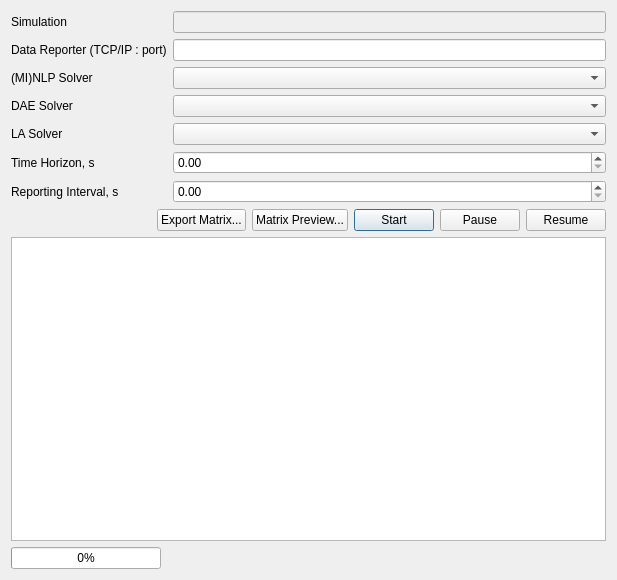
Before: the Qt Designer form trunk/daetools-package/daetools/dae_simulator/Simulator.ui in v1kko/daetools, drawn with Qt 5.
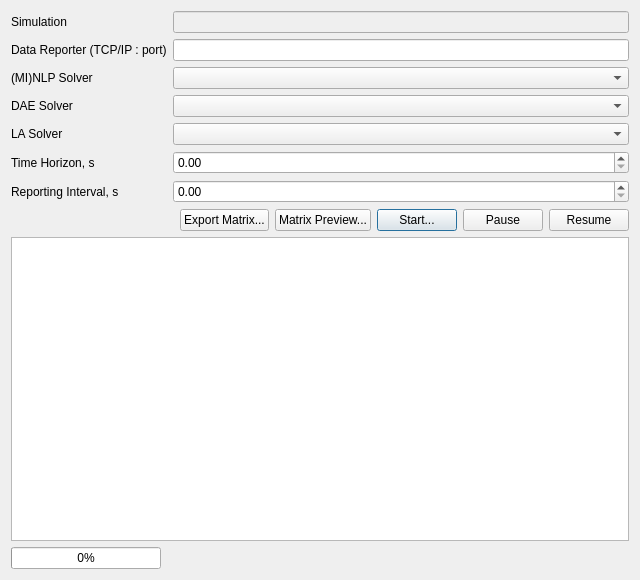
After: the same form once the commit is applied.

Patch:
```diff
--- a/trunk/daetools-package/daetools/dae_simulator/Simulator.ui
+++ b/trunk/daetools-package/daetools/dae_simulator/Simulator.ui
@@ -6,7 +6,7 @@
    <rect>
     <x>0</x>
     <y>0</y>
-    <width>617</width>
+    <width>640</width>
     <height>580</height>
    </rect>
   </property>
@@ -151,7 +151,7 @@
         </sizepolicy>
        </property>
        <property name="text">
-        <string>Start</string>
+        <string>Start...</string>
        </property>
        <property name="default">
         <bool>true</bool>
@@ -228,7 +228,7 @@
 &lt;html&gt;&lt;head&gt;&lt;meta name=&quot;qrichtext&quot; content=&quot;1&quot; /&gt;&lt;style type=&quot;text/css&quot;&gt;
 p, li { white-space: pre-wrap; }
 &lt;/style&gt;&lt;/head&gt;&lt;body style=&quot; font-family:'Monospace'; font-size:9pt; font-weight:400; font-style:normal;&quot;&gt;
-&lt;p style=&quot;-qt-paragraph-type:empty; margin-top:0px; margin-bottom:0px; margin-left:0px; margin-right:0px; -qt-block-indent:0; text-indent:0px; font-family:'Courier New';&quot;&gt;&lt;/p&gt;&lt;/body&gt;&lt;/html&gt;</string>
+&lt;p style=&quot;-qt-paragraph-type:empty; margin-top:0px; margin-bottom:0px; margin-left:0px; margin-right:0px; -qt-block-indent:0; text-indent:0px; font-family:'Courier New';&quot;&gt;&lt;br /&gt;&lt;/p&gt;&lt;/body&gt;&lt;/html&gt;</string>
        </property>
       </widget>
      </item>
```
